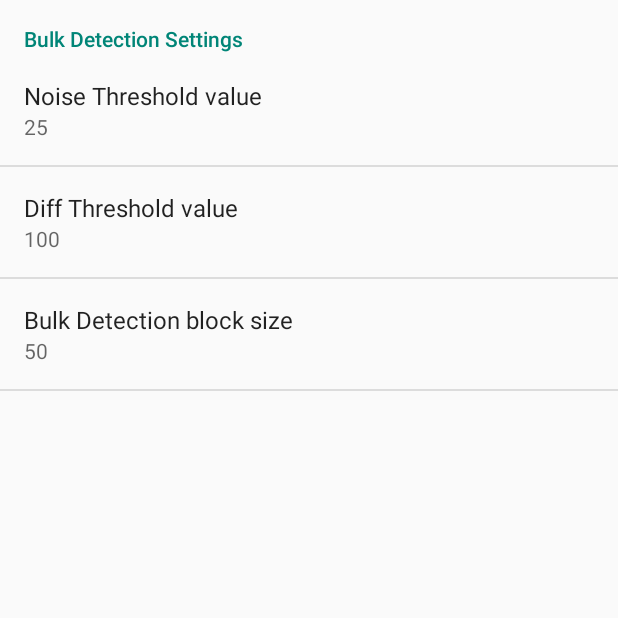
After one commit to PPO-birds-detector/android, an Android app: the SettingsActivity screen opened directly, with no data from a screen before it, on a phone screen of 412 x 824 dp, the top half of it. The commit adds this screen. Run offline under Robolectric (Android 15) with nearby library versions, the phone set to English and light mode, and no system bars.

Commit message:
Bulk Detector + Settings

```diff
--- a/Android/app/src/main/java/io/github/ppo_birds_detector/android/DetectorView.java
+++ b/Android/app/src/main/java/io/github/ppo_birds_detector/android/DetectorView.java
@@ -46,4 +46,5 @@ public class DetectorView extends View {
             canvas.drawRect(obj.x * width, obj.y * height, (obj.x + obj.width) * width, (obj.y + obj.height) * height, mPaint);
         }
     }
+
 }
--- /dev/null
+++ b/Android/app/src/main/java/io/github/ppo_birds_detector/android/SettingsActivity.java
@@ -0,0 +1,75 @@
+package io.github.ppo_birds_detector.android;
+
+import android.app.Activity;
+import android.content.SharedPreferences;
+import android.preference.Preference;
+import android.preference.PreferenceActivity;
+import android.preference.PreferenceFragment;
+import android.os.Bundle;
+import android.preference.PreferenceManager;
+
+import detectors.BulkDetector;
+import preferences.IntEditTextPreference;
+
+
+public class SettingsActivity extends Activity {
+    @Override
+    protected void onCreate(Bundle savedInstanceState) {
+        super.onCreate(savedInstanceState);
+
+        // Display the fragment as the main content.
+        getFragmentManager().beginTransaction()
+                .replace(android.R.id.content, new SettingsFragment())
+                .commit();
+    }
+
+
+    public static class SettingsFragment extends PreferenceFragment implements SharedPreferences.OnSharedPreferenceChangeListener {
+        @Override
+        public void onCreate(Bundle savedInstanceState) {
+            super.onCreate(savedInstanceState);
+
+            // Load the preferences from an XML resource
+            addPreferencesFromResource(R.xml.preferences);
+            getPreferenceManager().getSharedPreferences().registerOnSharedPreferenceChangeListener(this);
+        }
+
+        @Override
+        public void onResume() {
+            super.onResume();
+            getPreferenceManager().getSharedPreferences()
+                    .registerOnSharedPreferenceChangeListener(this);
+        }
+
+        @Override
+        public void onPause() {
+            super.onPause();
+            getPreferenceManager().getSharedPreferences()
+                    .unregisterOnSharedPreferenceChangeListener(this);
+        }
+
+        public void onSharedPreferenceChanged(SharedPreferences prefs, String key) {
+            Preference pref = findPreference(key);
+            if (pref instanceof IntEditTextPreference) {
+                IntEditTextPreference etp = (IntEditTextPreference) pref;
+                pref.setSummary(etp.getText());
+
+                //update the algorithm
+                int val = prefs.getInt(key, -1);
+                if (val != -1) {
+                    switch (key) {
+                        case "diff_threshold":
+                            BulkDetector.setDIFF_THRESHOLD(val);
+                            break;
+                        case "block_size":
+                            BulkDetector.setBLOCK_SIZE(val);
+                            break;
+                        case "noise_threshold":
+                            BulkDetector.setNOISE_THRESHOLD(val);
+                            break;
+                    }
+                }
+            }
+        }
+    }
+}
--- a/Android/app/src/main/res/layout/activity_main.xml
+++ b/Android/app/src/main/res/layout/activity_main.xml
@@ -15,7 +15,4 @@
         android:layout_height="match_parent"
         android:id="@+id/detector" />
 
-    <TextView android:text="@string/hello_world" android:layout_width="wrap_content"
-        android:layout_height="wrap_content" />
-
 </RelativeLayout>
--- a/Android/app/src/main/res/values/strings.xml
+++ b/Android/app/src/main/res/values/strings.xml
@@ -3,4 +3,14 @@
 
     <string name="hello_world">Hello world!</string>
     <string name="action_settings">Settings</string>
+    <string name="title_activity_settings">SettingsActivity</string>
+
+    <string name="pref_bulk_title">Bulk Detection Settings</string>
+    <string name="key_bulk_noise_threshold">noise_threshold</string>
+    <string name="bulk_noise_threshold">Noise Threshold value</string>
+    <string name="key_bulk_diff_threshold">diff_threshold</string>
+    <string name="bulk_diff_threshold">Diff Threshold value</string>
+    <string name="key_bulk_block_size">block_size</string>
+    <string name="bulk_block_size">Bulk Detection block size</string>
+
 </resources>
--- /dev/null
+++ b/Android/app/src/main/res/xml/preferences.xml
@@ -0,0 +1,25 @@
+<?xml version="1.0" encoding="utf-8"?>
+<PreferenceScreen xmlns:android="http://schemas.android.com/apk/res/android">
+    <PreferenceCategory
+        android:key="pref_key_bulk_settings"
+        android:title="@string/pref_bulk_title">
+        <preferences.IntEditTextPreference
+            android:key="@string/key_bulk_noise_threshold"
+            android:maxLength="4"
+            android:numeric="integer"
+            android:summary="25"
+            android:title="@string/bulk_noise_threshold" />
+        <preferences.IntEditTextPreference
+            android:key="@string/key_bulk_diff_threshold"
+            android:maxLength="4"
+            android:numeric="integer"
+            android:summary="100"
+            android:title="@string/bulk_diff_threshold" />
+        <preferences.IntEditTextPreference
+            android:key="@string/key_bulk_block_size"
+            android:maxLength="3"
+            android:numeric="integer"
+            android:summary="50"
+            android:title="@string/bulk_block_size" />
+    </PreferenceCategory>
+</PreferenceScreen>
```
Also changed, not shown: Android/app/src/main/AndroidManifest.xml (+7 -2 lines), Android/app/src/main/java/detectors/BulkDetector.java (added, +80 -0 lines), Android/app/src/main/java/detectors/Detector.java (added, +52 -0 lines), Android/app/src/main/java/detectors/SimpleDetector.java (added, +20 -0 lines), Android/app/src/main/java/io/github/ppo_birds_detector/android/MainActivity.java (+10 -3 lines), Android/app/src/main/java/io/github/ppo_birds_detector/android/SimpleDetector.java (deleted, +0 -26 lines), Android/app/src/main/java/preferences/IntEditTextPreference.java (added, +33 -0 lines), Android/app/src/main/java/utils/ImageUtils.java (added, +64 -0 lines), Android/app/src/main/res/layout/activity_settings.xml (added, +9 -0 lines), Android/app/src/main/res/menu/menu_settings.xml (added, +7 -0 lines).
